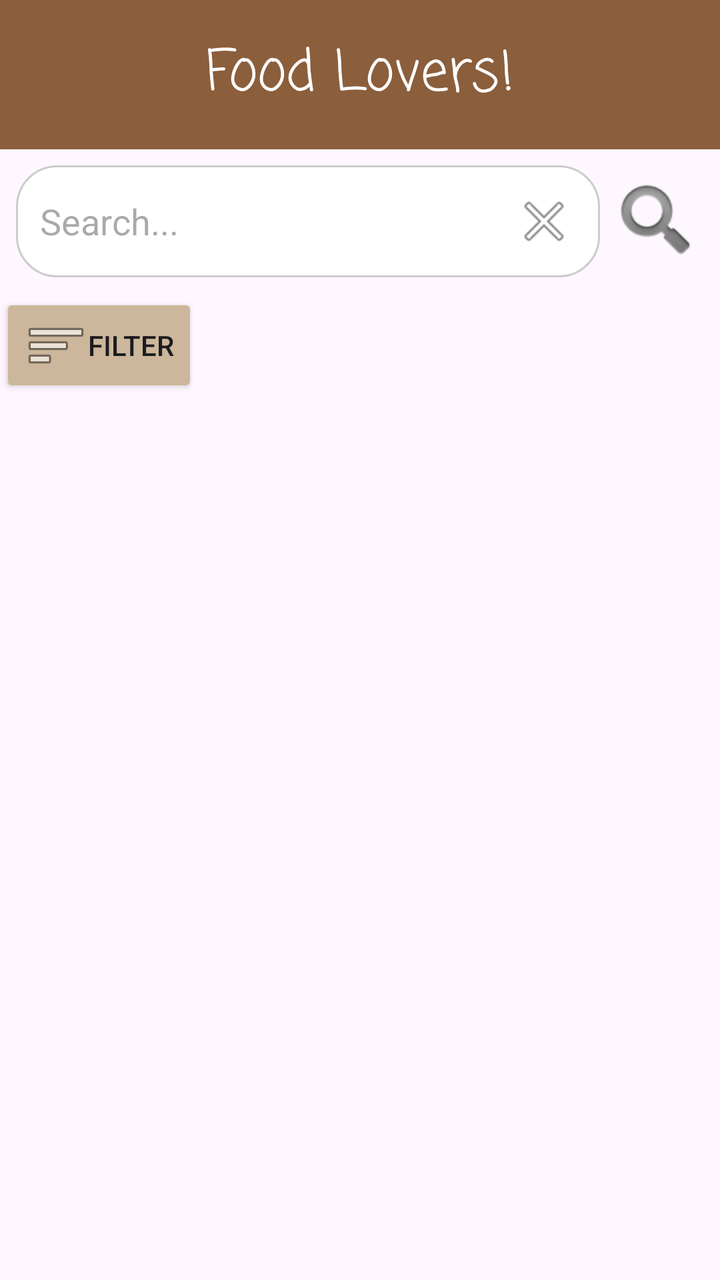
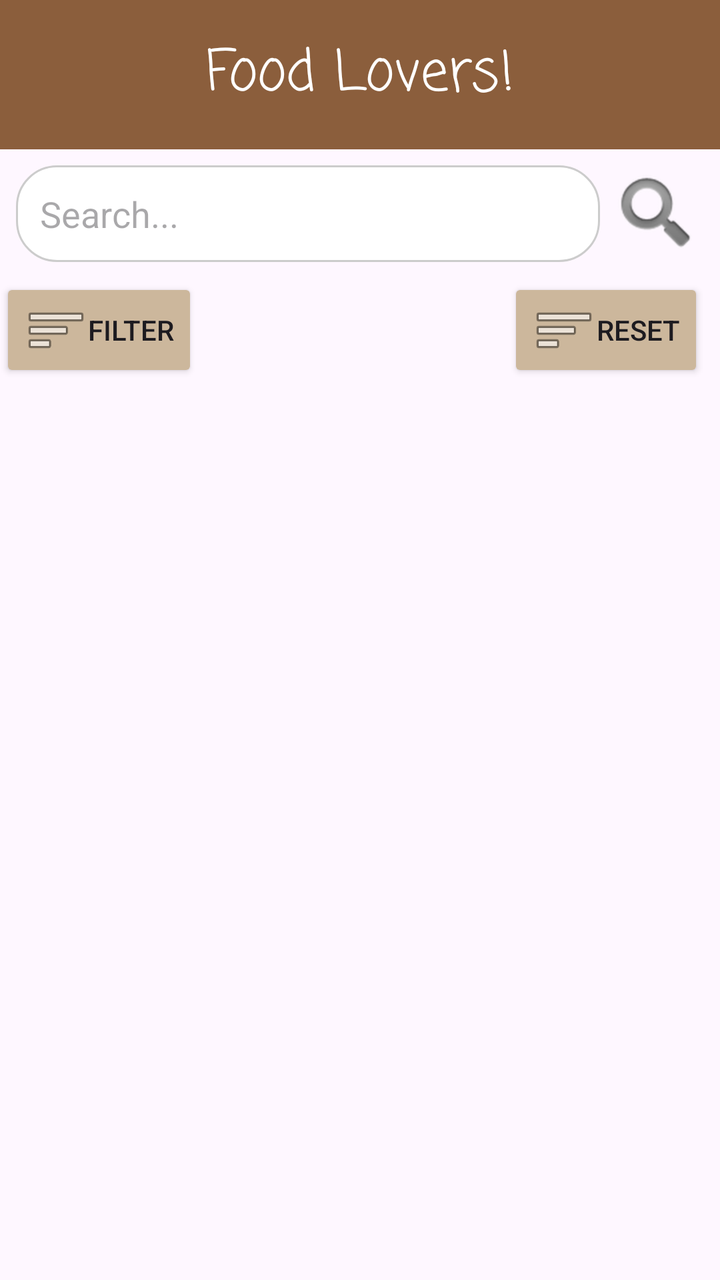

An Android layout rendered at two revisions. The XML below is the earlier revision; the diff shows what the commit changed to produce the second picture.
<!-- AndroidManifest.xml: application theme Theme.MADAssignment1 -->
<!-- res/layout/activity_main.xml -->
<?xml version="1.0" encoding="utf-8"?>
<androidx.constraintlayout.widget.ConstraintLayout xmlns:android="http://schemas.android.com/apk/res/android"
    xmlns:app="http://schemas.android.com/apk/res-auto"
    xmlns:tools="http://schemas.android.com/tools"
    android:id="@+id/main"
    android:layout_width="match_parent"
    android:layout_height="match_parent"
    tools:context=".MainActivity">

    
    <TextView
        android:id="@+id/header"
        android:layout_width="0dp"
        android:layout_height="wrap_content"
        android:text="Food Lovers!"
        android:textSize="28sp"
        android:textColor="@android:color/white"
        android:gravity="center"
        android:padding="16dp"
        android:background="#8B5E3C"
        android:fontFamily="casual"
        app:layout_constraintTop_toTopOf="parent"
        app:layout_constraintStart_toStartOf="parent"
        app:layout_constraintEnd_toEndOf="parent"
        android:layout_marginBottom="8dp"/>

    
    <EditText
        android:id="@+id/searchBar"
        android:layout_width="0dp"
        android:layout_height="wrap_content"
        android:hint="Search..."
        android:padding="12dp"
        android:background="@drawable/searchbar"
        android:drawableEnd="@android:drawable/ic_menu_close_clear_cancel"
        android:drawablePadding="8dp"
        app:layout_constraintTop_toBottomOf="@id/header"
        app:layout_constraintStart_toStartOf="parent"
        app:layout_constraintEnd_toStartOf="@+id/searchButton"
        android:layout_marginStart="8dp"
        android:layout_marginTop="8dp"
        android:layout_marginEnd="4dp"/>

    <ImageButton
        android:id="@+id/searchButton"
        android:layout_width="wrap_content"
        android:layout_height="wrap_content"
        android:background="?attr/selectableItemBackgroundBorderless"
        android:src="@android:drawable/ic_search_category_default"
        android:contentDescription="Search"
        app:layout_constraintTop_toTopOf="@id/searchBar"
        app:layout_constraintBottom_toBottomOf="@id/searchBar"
        app:layout_constraintEnd_toEndOf="parent"
        android:layout_marginEnd="8dp"/>

    
    <Button
        android:id="@+id/filterButton"
        android:layout_width="wrap_content"
        android:layout_height="wrap_content"
        android:text="Filter"
        android:layout_marginTop="8dp"
        app:layout_constraintTop_toBottomOf="@id/searchBar"
        app:layout_constraintStart_toStartOf="parent"
        android:layout_marginEnd="8dp"
        android:backgroundTint="#ccb79c"
        android:drawableStart="@android:drawable/ic_menu_sort_by_size"
        />

    <FrameLayout
        android:id="@+id/list_container"
        android:layout_width="0dp"
        android:layout_height="0dp"
        android:layout_marginTop="16dp"
        app:layout_constraintTop_toBottomOf="@id/filterButton"
        app:layout_constraintStart_toStartOf="parent"
        app:layout_constraintEnd_toEndOf="parent"
        app:layout_constraintBottom_toBottomOf="parent" />

</androidx.constraintlayout.widget.ConstraintLayout>
<!-- resources referenced by this layout -->
<resources>
  <!-- drawable searchbar (drawable) -->
  <?xml version="1.0" encoding="utf-8"?>
  <shape xmlns:android="http://schemas.android.com/apk/res/android"
      android:shape="rectangle">
  
      
      <solid android:color="@android:color/white"/>
  
      
      <corners android:radius="20dp"/>
  
      
      <stroke
          android:width="1dp"
          android:color="#CCCCCC"/>
  
      
      <padding
          android:left="8dp"
          android:top="8dp"
          android:right="8dp"
          android:bottom="8dp"/>
  </shape>
  <style name="Theme.MADAssignment1" parent="Base.Theme.MADAssignment1" />
  <style name="Base.Theme.MADAssignment1" parent="Theme.Material3.DayNight.NoActionBar">
          
          
      </style>
</resources>

<!-- the commit's change to res/layout/activity_main.xml (unified diff, before → after) -->
@@ -32,8 +32,6 @@
         android:hint="Search..."
         android:padding="12dp"
         android:background="@drawable/searchbar"
-        android:drawableEnd="@android:drawable/ic_menu_close_clear_cancel"
-        android:drawablePadding="8dp"
         app:layout_constraintTop_toBottomOf="@id/header"
         app:layout_constraintStart_toStartOf="parent"
         app:layout_constraintEnd_toStartOf="@+id/searchButton"
@@ -47,7 +45,6 @@
         android:layout_height="wrap_content"
         android:background="?attr/selectableItemBackgroundBorderless"
         android:src="@android:drawable/ic_search_category_default"
-        android:contentDescription="Search"
         app:layout_constraintTop_toTopOf="@id/searchBar"
         app:layout_constraintBottom_toBottomOf="@id/searchBar"
         app:layout_constraintEnd_toEndOf="parent"
@@ -67,6 +64,19 @@
         android:drawableStart="@android:drawable/ic_menu_sort_by_size"
         />
 
+    <Button
+        android:id="@+id/resetButton"
+        android:layout_width="wrap_content"
+        android:layout_height="wrap_content"
+        android:text="Reset"
+        android:layout_marginTop="8dp"
+        app:layout_constraintTop_toBottomOf="@id/searchBar"
+        app:layout_constraintEnd_toEndOf="parent"
+        android:layout_marginEnd="8dp"
+        android:backgroundTint="#ccb79c"
+        android:drawableStart="@android:drawable/ic_menu_sort_by_size"
+        />
+
     <FrameLayout
         android:id="@+id/list_container"
         android:layout_width="0dp"
